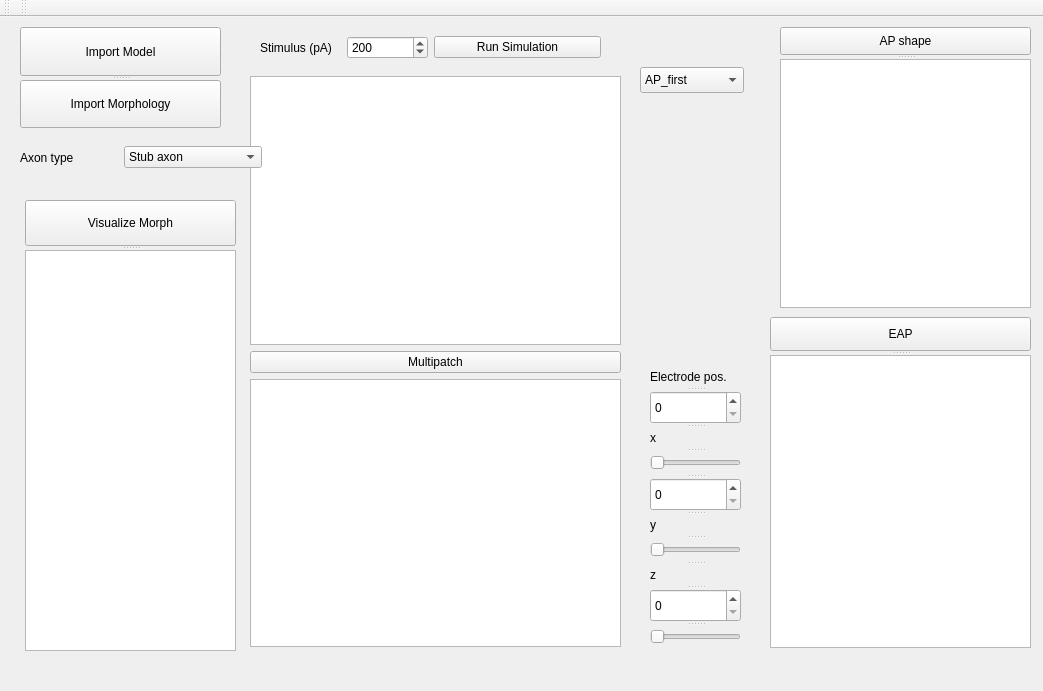
This is Model_viz.ui in anirban6908/NrnModelviz as Qt 5 draws it before an edit. The edited form follows.
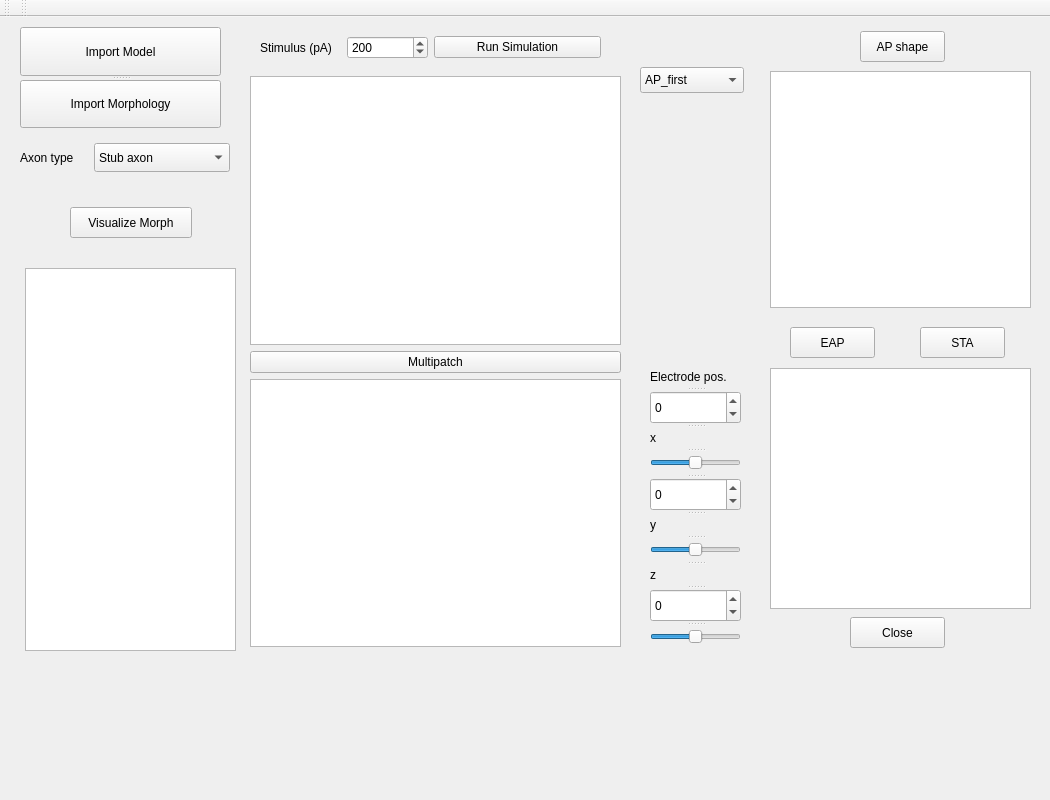
This is the edited form. Custom widgets are drawn as their Qt base class.

Commit message: Adding EAP shape calculation

```diff
--- a/Model_viz.ui
+++ b/Model_viz.ui
@@ -6,8 +6,8 @@
    <rect>
     <x>0</x>
     <y>0</y>
-    <width>1043</width>
-    <height>691</height>
+    <width>1050</width>
+    <height>800</height>
    </rect>
   </property>
   <property name="windowTitle">
@@ -62,102 +62,6 @@
      </property>
     </widget>
    </widget>
-   <widget class="QWidget" name="layoutWidget">
-    <property name="geometry">
-     <rect>
-      <x>20</x>
-      <y>120</y>
-      <width>242</width>
-      <height>41</height>
-     </rect>
-    </property>
-    <layout class="QHBoxLayout" name="horizontalLayout">
-     <item>
-      <widget class="QLabel" name="label">
-       <property name="text">
-        <string>Axon type</string>
-       </property>
-      </widget>
-     </item>
-     <item>
-      <widget class="QComboBox" name="axonType">
-       <item>
-        <property name="text">
-         <string>Stub axon</string>
-        </property>
-       </item>
-       <item>
-        <property name="text">
-         <string>Reconstructed axon</string>
-        </property>
-       </item>
-      </widget>
-     </item>
-    </layout>
-   </widget>
-   <widget class="QSplitter" name="splitter">
-    <property name="geometry">
-     <rect>
-      <x>25</x>
-      <y>183</y>
-      <width>211</width>
-      <height>451</height>
-     </rect>
-    </property>
-    <property name="orientation">
-     <enum>Qt::Vertical</enum>
-    </property>
-    <widget class="QPushButton" name="vizMorph">
-     <property name="sizePolicy">
-      <sizepolicy hsizetype="Fixed" vsizetype="Fixed">
-       <horstretch>0</horstretch>
-       <verstretch>0</verstretch>
-      </sizepolicy>
-     </property>
-     <property name="text">
-      <string>Visualize Morph</string>
-     </property>
-    </widget>
-    <widget class="PlotWidget" name="morphview"/>
-   </widget>
-   <widget class="QSplitter" name="splitter_3">
-    <property name="geometry">
-     <rect>
-      <x>780</x>
-      <y>10</y>
-      <width>251</width>
-      <height>281</height>
-     </rect>
-    </property>
-    <property name="orientation">
-     <enum>Qt::Vertical</enum>
-    </property>
-    <widget class="QPushButton" name="plotAPshape">
-     <property name="text">
-      <string>AP shape</string>
-     </property>
-    </widget>
-    <widget class="PlotWidget" name="APshapeview"/>
-   </widget>
-   <widget class="QSplitter" name="splitter_4">
-    <property name="geometry">
-     <rect>
-      <x>770</x>
-      <y>300</y>
-      <width>261</width>
-      <height>331</height>
-     </rect>
-    </property>
-    <property name="orientation">
-     <enum>Qt::Vertical</enum>
-    </property>
-    <widget class="QPushButton" name="plotEAP">
-     <property name="text">
-      <string>EAP</string>
-     </property>
-    </widget>
-    <widget class="PlotWidget" name="EAPview"/>
-   </widget>
    <widget class="QSplitter" name="splitter_5">
     <property name="geometry">
      <rect>
@@ -175,24 +79,50 @@
       <string>Electrode pos.</string>
      </property>
     </widget>
-    <widget class="QSpinBox" name="electrode_x"/>
+    <widget class="QSpinBox" name="electrode_x">
+     <property name="minimum">
+      <number>-100</number>
+     </property>
+     <property name="maximum">
+      <number>100</number>
+     </property>
+    </widget>
     <widget class="QLabel" name="label_3">
      <property name="text">
       <string>x</string>
      </property>
     </widget>
     <widget class="QSlider" name="x_slider">
+     <property name="minimum">
+      <number>-100</number>
+     </property>
+     <property name="maximum">
+      <number>100</number>
+     </property>
      <property name="orientation">
       <enum>Qt::Horizontal</enum>
      </property>
     </widget>
-    <widget class="QSpinBox" name="electrode_y"/>
+    <widget class="QSpinBox" name="electrode_y">
+     <property name="minimum">
+      <number>-100</number>
+     </property>
+     <property name="maximum">
+      <number>100</number>
+     </property>
+    </widget>
     <widget class="QLabel" name="label_4">
      <property name="text">
       <string>y</string>
      </property>
     </widget>
     <widget class="QSlider" name="y_slider">
+     <property name="minimum">
+      <number>-100</number>
+     </property>
+     <property name="maximum">
+      <number>100</number>
+     </property>
      <property name="orientation">
       <enum>Qt::Horizontal</enum>
      </property>
@@ -202,8 +132,21 @@
       <string>z</string>
      </property>
     </widget>
-    <widget class="QSpinBox" name="electrode_z"/>
+    <widget class="QSpinBox" name="electrode_z">
+     <property name="minimum">
+      <number>-100</number>
+     </property>
+     <property name="maximum">
+      <number>100</number>
+     </property>
+    </widget>
     <widget class="QSlider" name="z_slider">
+     <property name="minimum">
+      <number>-100</number>
+     </property>
+     <property name="maximum">
+      <number>100</number>
+     </property>
      <property name="orientation">
       <enum>Qt::Horizontal</enum>
      </property>
@@ -277,6 +220,140 @@
      </item>
     </layout>
    </widget>
+   <widget class="QPushButton" name="plotEAP_2">
+    <property name="geometry">
+     <rect>
+      <x>920</x>
+      <y>310</y>
+      <width>85</width>
+      <height>31</height>
+     </rect>
+    </property>
+    <property name="text">
+     <string>STA</string>
+    </property>
+   </widget>
+   <widget class="QPushButton" name="closeWindow">
+    <property name="geometry">
+     <rect>
+      <x>850</x>
+      <y>600</y>
+      <width>95</width>
+      <height>31</height>
+     </rect>
+    </property>
+    <property name="text">
+     <string>Close</string>
+    </property>
+   </widget>
+   <widget class="PlotWidget" name="morphview">
+    <property name="geometry">
+     <rect>
+      <x>25</x>
+      <y>251</y>
+      <width>211</width>
+      <height>383</height>
+     </rect>
+    </property>
+   </widget>
+   <widget class="QPushButton" name="vizMorph">
+    <property name="geometry">
+     <rect>
+      <x>70</x>
+      <y>190</y>
+      <width>122</width>
+      <height>31</height>
+     </rect>
+    </property>
+    <property name="sizePolicy">
+     <sizepolicy hsizetype="Fixed" vsizetype="Fixed">
+      <horstretch>0</horstretch>
+      <verstretch>0</verstretch>
+     </sizepolicy>
+    </property>
+    <property name="text">
+     <string>Visualize Morph</string>
+    </property>
+   </widget>
+   <widget class="QComboBox" name="axonType">
+    <property name="geometry">
+     <rect>
+      <x>94</x>
+      <y>126</y>
+      <width>136</width>
+      <height>29</height>
+     </rect>
+    </property>
+    <item>
+     <property name="text">
+      <string>Stub axon</string>
+     </property>
+    </item>
+    <item>
+     <property name="text">
+      <string>Reconstructed axon</string>
+     </property>
+    </item>
+   </widget>
+   <widget class="QLabel" name="label">
+    <property name="geometry">
+     <rect>
+      <x>20</x>
+      <y>130</y>
+      <width>67</width>
+      <height>21</height>
+     </rect>
+    </property>
+    <property name="text">
+     <string>Axon type</string>
+    </property>
+   </widget>
+   <widget class="PlotWidget" name="APshapeview">
+    <property name="geometry">
+     <rect>
+      <x>770</x>
+      <y>54</y>
+      <width>261</width>
+      <height>237</height>
+     </rect>
+    </property>
+   </widget>
+   <widget class="QPushButton" name="plotAPshape">
+    <property name="geometry">
+     <rect>
+      <x>860</x>
+      <y>14</y>
+      <width>85</width>
+      <height>31</height>
+     </rect>
+    </property>
+    <property name="text">
+     <string>AP shape</string>
+    </property>
+   </widget>
+   <widget class="QPushButton" name="plotEAP">
+    <property name="geometry">
+     <rect>
+      <x>790</x>
+      <y>310</y>
+      <width>85</width>
+      <height>31</height>
+     </rect>
+    </property>
+    <property name="text">
+     <string>EAP</string>
+    </property>
+   </widget>
+   <widget class="PlotWidget" name="EAPview">
+    <property name="geometry">
+     <rect>
+      <x>770</x>
+      <y>351</y>
+      <width>261</width>
+      <height>241</height>
+     </rect>
+    </property>
+   </widget>
    <zorder>splitter_2</zorder>
    <zorder>layoutWidget</zorder>
    <zorder>splitter</zorder>
```
Left out of the diff: 6 changed lines with no effect on the pictures. The commit also changes 3 other files.
